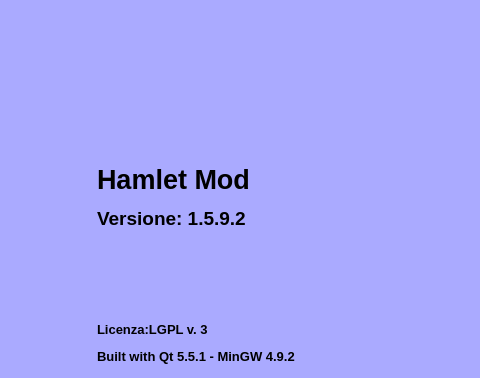
Old version of the form mainwindow.ui in the repository fblabs/hamlet-mod-sancon; both pictures show x 246 to 726 and y 0 to 378 of the 979 by 780 pixel window.
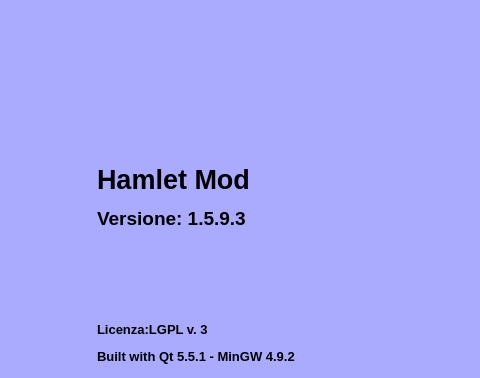
New version of the form. Icons and pictures are not drawn.

Diff of the .ui file:
```diff
--- a/mainwindow.ui
+++ b/mainwindow.ui
@@ -523,7 +523,7 @@
       <item>
        <widget class="QLabel" name="label_2">
         <property name="text">
-         <string>&lt;html&gt;&lt;head/&gt;&lt;body&gt;&lt;p&gt;&lt;span style=&quot; font-size:20pt; font-weight:600;&quot;&gt;Hamlet Mod&lt;/span&gt;&lt;/p&gt;&lt;p&gt;&lt;span style=&quot; font-size:14pt; font-weight:600;&quot;&gt;Versione: 1.5.9.2&lt;/span&gt;&lt;/p&gt;&lt;p&gt;&lt;br/&gt;&lt;/p&gt;&lt;p&gt;&lt;br/&gt;&lt;/p&gt;&lt;p&gt;&lt;span style=&quot; font-size:10pt; font-weight:600;&quot;&gt;Licenza:LGPL v. 3&lt;/span&gt;&lt;/p&gt;&lt;p&gt;&lt;span style=&quot; font-size:10pt; font-weight:600;&quot;&gt;Built with Qt 5.5.1 - MinGW 4.9.2&lt;/span&gt;&lt;/p&gt;&lt;p&gt;&lt;span style=&quot; font-size:10pt;&quot;&gt;FBLABS 2015-2016&lt;/span&gt;&lt;/p&gt;&lt;/body&gt;&lt;/html&gt;</string>
+         <string>&lt;html&gt;&lt;head/&gt;&lt;body&gt;&lt;p&gt;&lt;span style=&quot; font-size:20pt; font-weight:600;&quot;&gt;Hamlet Mod&lt;/span&gt;&lt;/p&gt;&lt;p&gt;&lt;span style=&quot; font-size:14pt; font-weight:600;&quot;&gt;Versione: 1.5.9.3&lt;/span&gt;&lt;/p&gt;&lt;p&gt;&lt;br/&gt;&lt;/p&gt;&lt;p&gt;&lt;br/&gt;&lt;/p&gt;&lt;p&gt;&lt;span style=&quot; font-size:10pt; font-weight:600;&quot;&gt;Licenza:LGPL v. 3&lt;/span&gt;&lt;/p&gt;&lt;p&gt;&lt;span style=&quot; font-size:10pt; font-weight:600;&quot;&gt;Built with Qt 5.5.1 - MinGW 4.9.2&lt;/span&gt;&lt;/p&gt;&lt;p&gt;&lt;span style=&quot; font-size:10pt;&quot;&gt;FBLABS 2015-2016&lt;/span&gt;&lt;/p&gt;&lt;/body&gt;&lt;/html&gt;</string>
         </property>
         <property name="scaledContents">
          <bool>false</bool>
```
Left out of the diff: 2 changed lines with no effect on the pictures.
